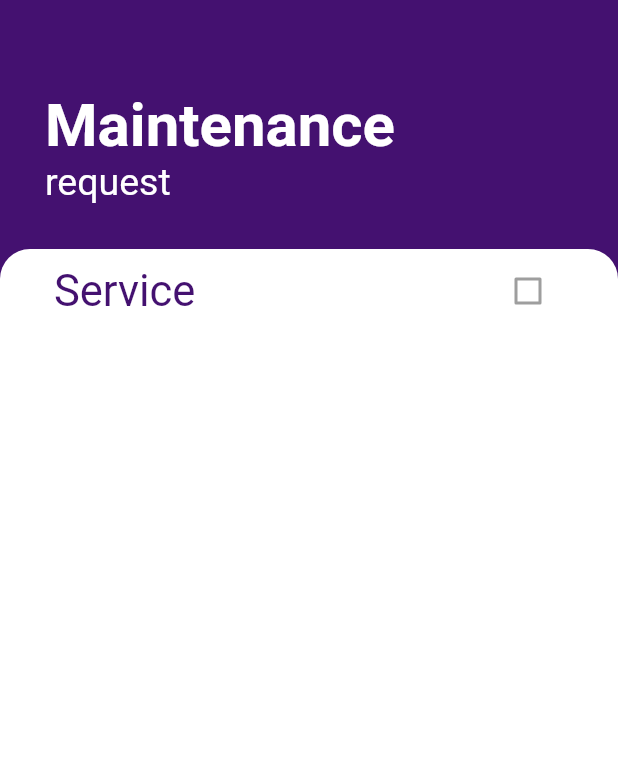
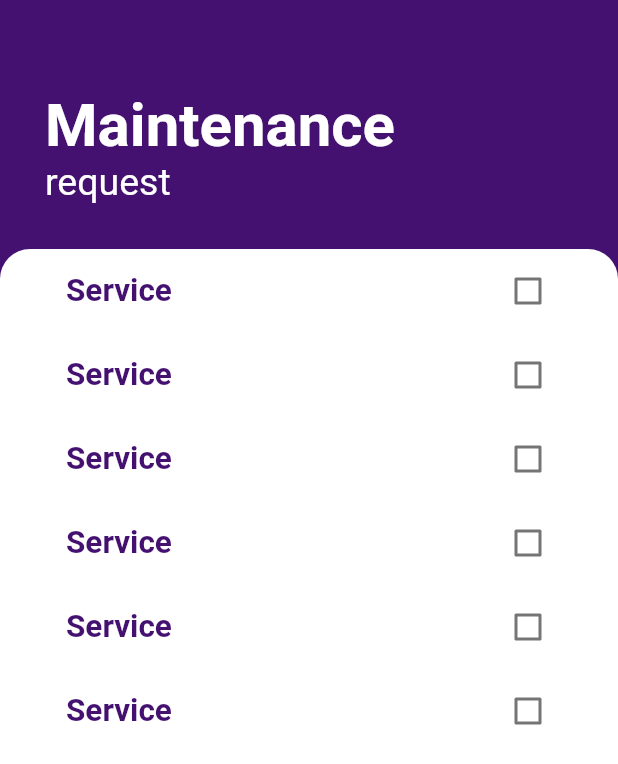
Before and after one commit to waleed-ops/RancoVillage, a Flutter app: the MaintainceRequest screen opened by its route, on a phone screen of 412 x 824 dp. Shown: the top 764 px of the screen. Run offline on Flutter 3.47's test engine with Material 2 defaults, Android fonts, the phone set to English and light mode, and no system bars; our stand-ins replace firebase_auth, firebase_core, flutter_datetime_picker; accounts and stored records are empty.

Commit message:
CheckBox

```diff
--- a/lib/Screens/user/maintainceReq.dart
+++ b/lib/Screens/user/maintainceReq.dart
@@ -1,6 +1,6 @@
 import 'package:flutter/material.dart';
 import 'package:flutter_ecommerce123/commoncode/const.dart';
-
+import 'package:flutter_ecommerce123/commoncode/Widgets.dart';
 class MaintainceRequest extends StatelessWidget {
   static String id = 'MaintainceRequest';
   @override
@@ -9,8 +9,7 @@ class MaintainceRequest extends StatelessWidget {
 
     // TODO: give function to the checkbox
     return Scaffold(
-      backgroundColor:KmainColor,
-
+      backgroundColor: KmainColor,
       body: Column(
         crossAxisAlignment: CrossAxisAlignment.start,
         children: <Widget>[
@@ -48,17 +47,15 @@ class MaintainceRequest extends StatelessWidget {
           ),
           Expanded(
             child: Container(
-
               padding: EdgeInsets.symmetric(horizontal: 20.0),
               decoration: BoxDecoration(
                 color: Colors.white,
                 borderRadius: BorderRadius.only(
                   topLeft: Radius.circular(20.0),
                   topRight: Radius.circular(20.0),
-
                 ),
               ),
-            child: ListView(children:[ ListTile(title: Text( 'Service',style:TextStyle(fontSize: 29,color:KmainColor),),trailing: Checkbox(value: false,),),],),
+              child: NlistView(),
             ),
           ),
         ],
--- a/lib/commoncode/Widgets.dart
+++ b/lib/commoncode/Widgets.dart
@@ -114,3 +114,57 @@ class ReButton extends StatelessWidget {
     );
   }
 }
+class NlistView extends StatelessWidget {
+  @override
+  Widget build(BuildContext context) {
+    return ListView(
+      children: [
+        NListTile(),
+        NListTile(),
+        NListTile(),
+        NListTile(),
+        NListTile(),
+        NListTile(),
+
+      ],
+    );
+  }
+}
+
+class NListTile extends StatelessWidget {
+  @override
+  Widget build(BuildContext context) {
+    return ListTile(
+      title: Padding(
+        padding: const EdgeInsets.all(8.0),
+        child: Text(
+          'Service',
+          style: TextStyle(fontSize: 21, color: KmainColor,fontWeight: FontWeight.bold),
+        ),
+      ),
+      trailing: KCheckBox(),
+    );
+  }
+}
+
+class KCheckBox extends StatefulWidget {
+  @override
+  _KCheckBoxState createState() => _KCheckBoxState();
+}
+
+class _KCheckBoxState extends State<KCheckBox> {
+  bool isChecked =false;
+  @override
+  Widget build(BuildContext context) {
+    return Checkbox(
+      activeColor: KmainColor
+      ,value:isChecked,
+      onChanged: (newValue){
+        setState(() {
+          isChecked=newValue;
+
+        });
+      },
+    );
+  }
+}
```
